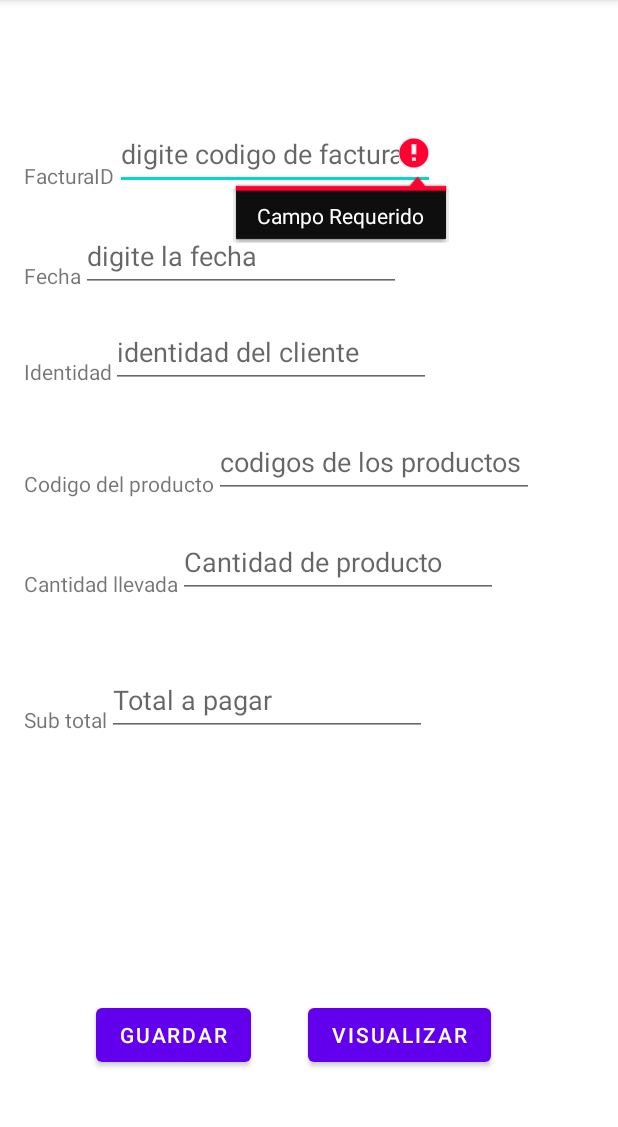
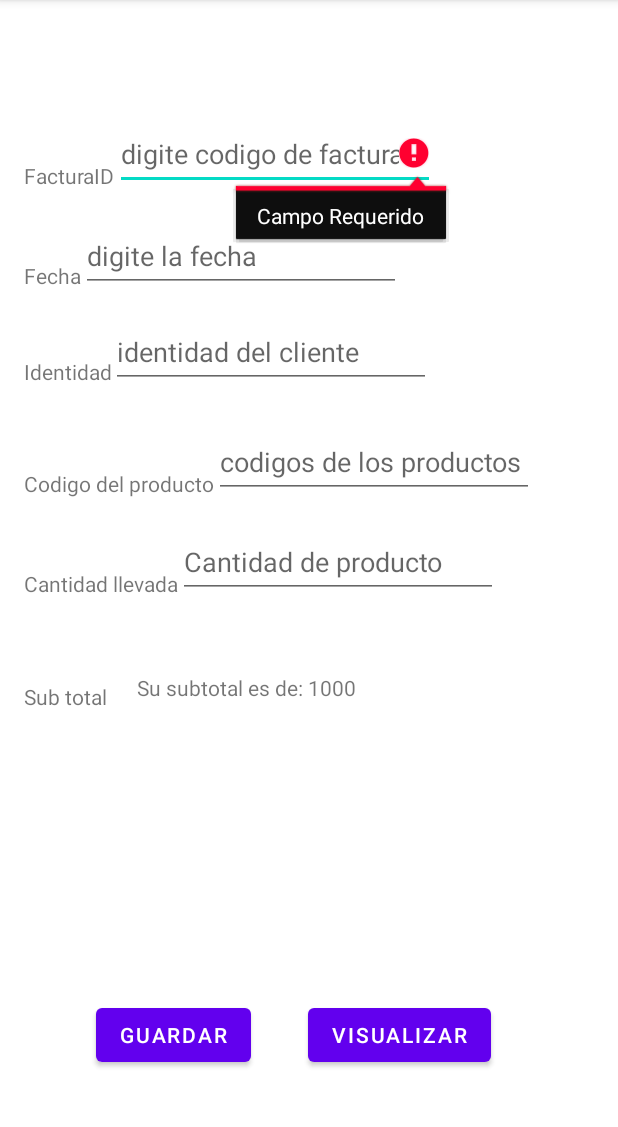
Before and after one commit to Hepburn23/PDM_2021_III_PROYECTO1, an Android app: the FacturasDeVentasActivity screen opened directly, with no data from a screen before it, after a tap on "GUARDAR", on a phone screen of 412 x 824 dp, the part 84-1211 px from its top. Run offline under Robolectric (Android 15) with nearby library versions, the phone set to English and light mode, and no system bars.

Commit message:
Mas cambios de facturas

```diff
--- a/app/src/main/java/hn/edu/ujcv/pdm_2021_iii_p1_proyecto1/FacturasDeVentasActivity.kt
+++ b/app/src/main/java/hn/edu/ujcv/pdm_2021_iii_p1_proyecto1/FacturasDeVentasActivity.kt
@@ -2,6 +2,7 @@ package hn.edu.ujcv.pdm_2021_iii_p1_proyecto1
 
 import android.content.Intent
 import android.os.Bundle
+import android.widget.TextView
 import android.widget.Toast
 import androidx.appcompat.app.AppCompatActivity
 import kotlinx.android.synthetic.main.activity_clientes.*
@@ -19,6 +20,7 @@ class FacturasDeVentasActivity : AppCompatActivity() {
         setContentView(R.layout.activity_facturas_de_ventas)
         btnInvoiceSave.setOnClickListener{
             save()
+            multi()
         }
         btnInvoiceVisualize.setOnClickListener {
             enviar()
@@ -33,7 +35,6 @@ class FacturasDeVentasActivity : AppCompatActivity() {
             info.append(txtClientId.text.toString().trim()).append("")
             info.append(txtProductCode.text.toString()).append("")
             info.append(txtLedQuantity.text.toString())
-            info.append(txtSubTotal.text.toString())
             facturasV.put(numero, info.toString())
 
             campovacio()
@@ -77,5 +78,10 @@ class FacturasDeVentasActivity : AppCompatActivity() {
             }
             return true
     }
+    fun multi(){
+        var Total= 1000 //(txtPrice*txtLedQuantity)
+        var precioCosas = txtPrice
+        txvSubTotal2.text= "Su subtotal es de: $Total"
+    }
 
 }
--- a/app/src/main/res/layout/activity_facturas_de_ventas.xml
+++ b/app/src/main/res/layout/activity_facturas_de_ventas.xml
@@ -61,10 +61,12 @@
         android:layout_width="wrap_content"
         android:layout_height="wrap_content"
         android:layout_marginStart="16dp"
-        android:layout_marginBottom="1dp"
+        android:layout_marginTop="56dp"
+        android:layout_marginEnd="20dp"
         android:text="Sub total"
-        app:layout_constraintBottom_toBottomOf="@+id/txtSubTotal"
-        app:layout_constraintStart_toStartOf="parent" />
+        app:layout_constraintEnd_toStartOf="@+id/txvSubTotal2"
+        app:layout_constraintStart_toStartOf="parent"
+        app:layout_constraintTop_toBottomOf="@+id/txvLedQuantity" />
 
     <EditText
         android:id="@+id/txtInvoiceId"
@@ -124,18 +126,6 @@
         app:layout_constraintBottom_toBottomOf="@+id/txvLedQuantity"
         app:layout_constraintStart_toEndOf="@+id/txvLedQuantity" />
 
-    <EditText
-        android:id="@+id/txtSubTotal"
-        android:layout_width="wrap_content"
-        android:layout_height="wrap_content"
-        android:layout_marginTop="44dp"
-        android:ems="10"
-        android:hint="Total a pagar"
-        android:inputType="number"
-        android:minHeight="48dp"
-        app:layout_constraintStart_toEndOf="@+id/txvSubTotal"
-        app:layout_constraintTop_toBottomOf="@+id/txvLedQuantity" />
-
     <Button
         android:id="@+id/btnInvoiceSave"
         android:layout_width="wrap_content"
@@ -154,4 +144,14 @@
         android:text="Visualizar"
         app:layout_constraintBottom_toBottomOf="parent"
         app:layout_constraintStart_toEndOf="@+id/btnInvoiceSave" />
+
+    <TextView
+        android:id="@+id/txvSubTotal2"
+        android:layout_width="0dp"
+        android:layout_height="25dp"
+        android:layout_marginEnd="93dp"
+        android:text="Su subtotal es"
+        app:layout_constraintBottom_toBottomOf="@+id/txvSubTotal"
+        app:layout_constraintEnd_toEndOf="parent"
+        app:layout_constraintStart_toEndOf="@+id/txvSubTotal" />
 </androidx.constraintlayout.widget.ConstraintLayout>
--- a/app/src/main/res/layout/activity_productos.xml
+++ b/app/src/main/res/layout/activity_productos.xml
@@ -80,10 +80,10 @@
 
     <EditText
         android:id="@+id/txtName"
-        android:digits="abcdefghijklmnopqrstuvwxyz ABCDEFGHIJKLMNOPQRSTUVWXYZ"
         android:layout_width="277dp"
         android:layout_height="48dp"
         android:layout_marginTop="40dp"
+        android:digits="abcdefghijklmnopqrstuvwxyz ABCDEFGHIJKLMNOPQRSTUVWXYZ"
         android:ems="10"
         android:hint="Ingrese el nombre de producto"
         android:inputType="text"
```
